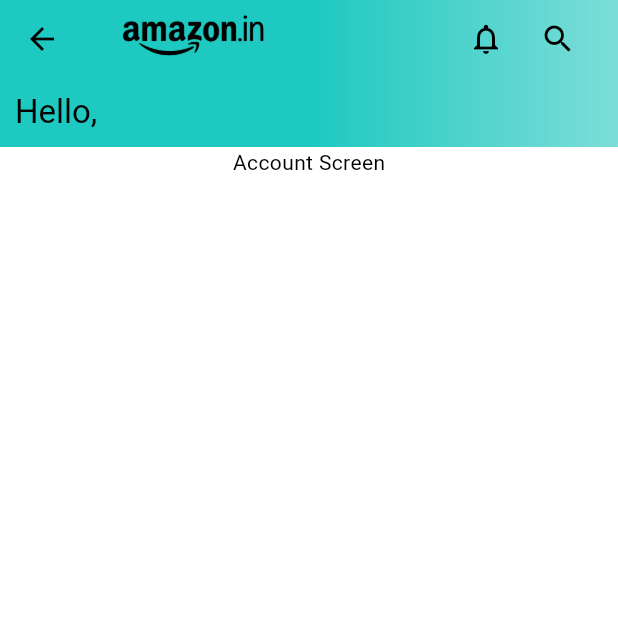
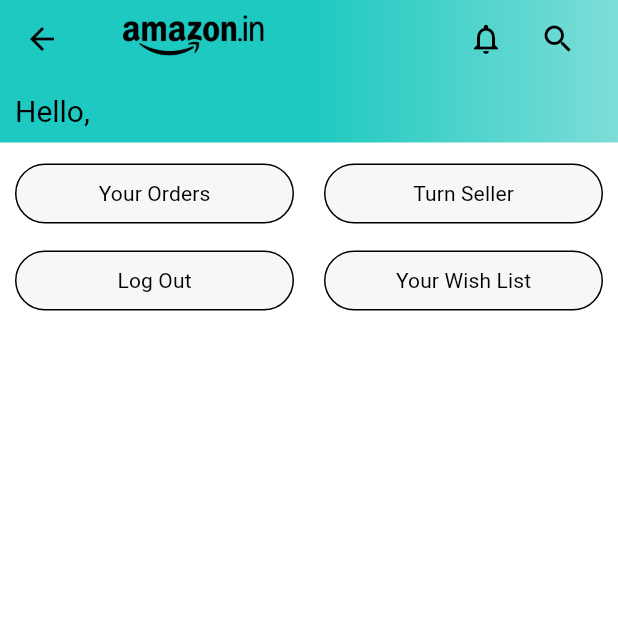
Before and after one commit to KneerazPandey/amazon-clone, a Flutter app: the AccountScreen screen opened by its route, on a phone screen of 412 x 824 dp, the top half of it. Run offline on Flutter 3.47's test engine with Material 3 defaults, Android fonts, the phone set to English and light mode, and no system bars; our stand-ins replace equatable, flutter_dotenv, shared_preferences; accounts and stored records are empty.

Commit message:
added a custom button and the top sie of the bottom bar

```diff
--- /dev/null
+++ b/amazon_frontend/lib/core/common/account_button.dart
@@ -0,0 +1,45 @@
+import 'package:flutter/material.dart';
+
+class AccountButton extends StatelessWidget {
+  final String text;
+  final VoidCallback onPressed;
+
+  const AccountButton({
+    super.key,
+    required this.onPressed,
+    required this.text,
+  });
+
+  @override
+  Widget build(BuildContext context) {
+    return Expanded(
+      child: Container(
+        margin: const EdgeInsets.symmetric(horizontal: 10),
+        decoration: BoxDecoration(
+          border: Border.all(
+            color: Colors.white,
+            width: 0.0,
+          ),
+          color: Colors.white,
+          borderRadius: BorderRadius.circular(50),
+        ),
+        child: OutlinedButton(
+          style: ElevatedButton.styleFrom(
+            backgroundColor: Colors.black12.withOpacity(0.03),
+            shape: RoundedRectangleBorder(
+              borderRadius: BorderRadius.circular(50),
+            ),
+          ),
+          onPressed: onPressed,
+          child: Text(
+            text,
+            style: const TextStyle(
+              color: Colors.black,
+              fontWeight: FontWeight.normal,
+            ),
+          ),
+        ),
+      ),
+    );
+  }
+}
--- a/amazon_frontend/lib/core/common/widget.dart
+++ b/amazon_frontend/lib/core/common/widget.dart
@@ -1 +1,4 @@
 export './custom_text_form_field.dart';
+export './account_button.dart';
+export './bottom_bar.dart';
+export './custom_elevated_button.dart';
--- a/amazon_frontend/lib/features/account/screens/account_screen.dart
+++ b/amazon_frontend/lib/features/account/screens/account_screen.dart
@@ -1,4 +1,5 @@
 import 'package:amazon_frontend/core/constant/constant.dart';
+import 'package:amazon_frontend/features/account/widgets/account_top_buttons.dart';
 import 'package:amazon_frontend/features/account/widgets/widgets.dart';
 import 'package:flutter/material.dart';
 
@@ -53,9 +54,8 @@
       body: const Column(
         children: [
           AccountBelowAppBar(),
-          Center(
-            child: Text('Account Screen'),
-          ),
+          SizedBox(height: 10),
+          AccountTopButtons(),
         ],
       ),
     );
--- a/amazon_frontend/lib/features/account/widgets/account_below_app_bar.dart
+++ b/amazon_frontend/lib/features/account/widgets/account_below_app_bar.dart
@@ -22,15 +22,17 @@
         text: TextSpan(
           text: 'Hello, ',
           style: const TextStyle(
-            fontSize: 22,
+            fontSize: 20,
             color: Colors.black,
+            fontWeight: FontWeight.w400,
           ),
           children: [
             TextSpan(
               text: user.name,
               style: const TextStyle(
-                fontSize: 22,
+                fontSize: 20,
                 color: Colors.black,
+                fontWeight: FontWeight.w600,
               ),
             ),
           ],
--- /dev/null
+++ b/amazon_frontend/lib/features/account/widgets/account_top_buttons.dart
@@ -0,0 +1,32 @@
+import 'package:amazon_frontend/core/common/widget.dart';
+import 'package:flutter/material.dart';
+
+class AccountTopButtons extends StatefulWidget {
+  const AccountTopButtons({super.key});
+
+  @override
+  State<AccountTopButtons> createState() => _AccountTopButtonsState();
+}
+
+class _AccountTopButtonsState extends State<AccountTopButtons> {
+  @override
+  Widget build(BuildContext context) {
+    return Column(
+      children: <Widget>[
+        Row(
+          children: <Widget>[
+            AccountButton(onPressed: () {}, text: 'Your Orders'),
+            AccountButton(onPressed: () {}, text: 'Turn Seller'),
+          ],
+        ),
+        const SizedBox(height: 10),
+        Row(
+          children: <Widget>[
+            AccountButton(onPressed: () {}, text: 'Log Out'),
+            AccountButton(onPressed: () {}, text: 'Your Wish List'),
+          ],
+        ),
+      ],
+    );
+  }
+}
```
